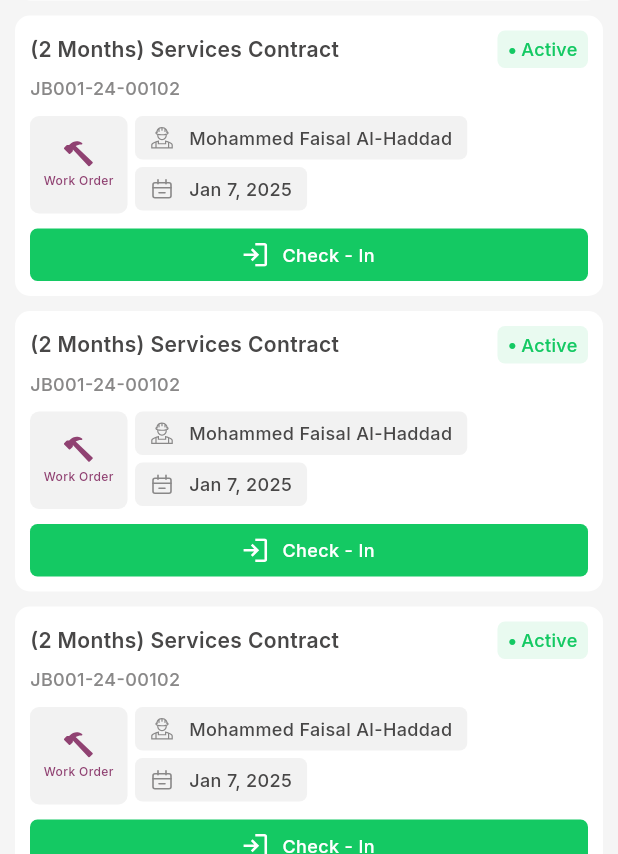
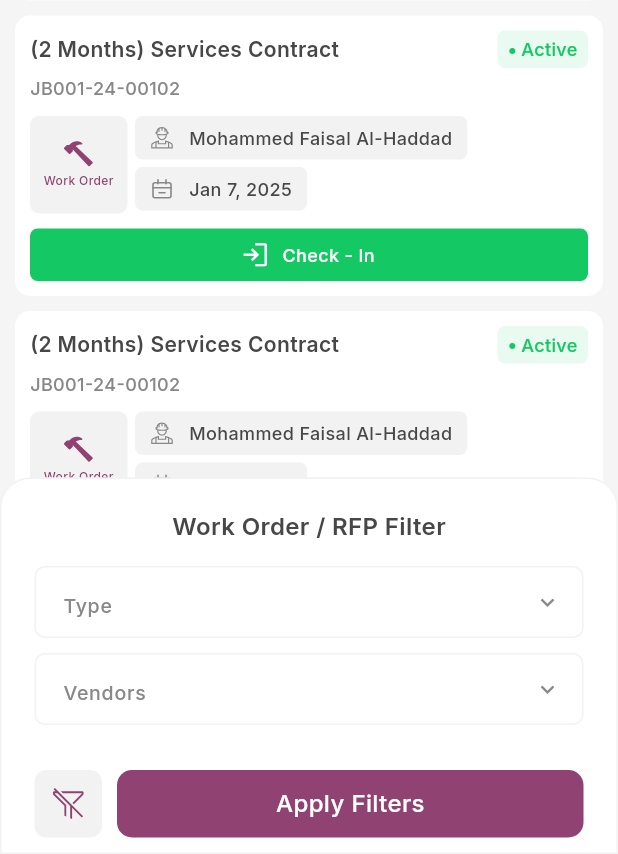
Before and after one commit to Hibba-Syed/VISITORS-MOBILE_pull, a Flutter app: the WorkOrderRfpScreen screen opened directly, after a tap on an icon or button, on a phone screen of 412 x 824 dp, the part 382-1236 px from its top. Run offline on Flutter 3.47's test engine with Material 3 defaults, Android fonts, the phone set to English and light mode, and no system bars; drawn by our look-alikes of auto_size_text, dropdown_search; our stand-ins replace bloc, camera, flutter_bloc, flutter_svg, gap, google_fonts and 5 more; missing offline and left inert: google_ml_kit, remove_emoji_input_formatter; accounts and stored records are empty; network calls fail; statements that could not run were skipped.

Commit message:
filters of work order and  services

```diff
--- a/lib/view/Common Screens/check ins/check_in_screen.dart
+++ b/lib/view/Common Screens/check ins/check_in_screen.dart
@@ -64,7 +64,7 @@ class CheckInsScreen extends StatelessWidget {
                    },
                    child: CheckInCardWidget(
                      name: 'MUHAMMAD AHMED MOHAMMED ',
-                     profileImageUrl: "",
+                     profileImageUrl: "https://images.pexels.com/photos/774909/pexels-photo-774909.jpeg?auto=compress&cs=tinysrgb&w=1260&h=750&dpr=2",
                      type: 'Guest',
                      date: DateFormat("MMM dd, yyyy ")
                          .format(DateTime.now()),
@@ -86,7 +86,6 @@ class CheckInsScreen extends StatelessWidget {
   }
   _checkInFilterBottomSheet(context) {
     showModalBottomSheet(
-      //isScrollControlled: true,
       context: context,
       barrierColor: Colors.transparent,
       builder: (context) {
--- a/lib/view/Common Screens/check ins/componants/check_in_card_widget.dart
+++ b/lib/view/Common Screens/check ins/componants/check_in_card_widget.dart
@@ -73,7 +73,8 @@ class CheckInCardWidget extends StatelessWidget {
                                   if (loadingProgress == null) {
                                     return child;
                                   }
-                                  return Container(
+                                  return
+                                    Container(
                                     color: AppColors.gray,
                                   );
                                 },
--- a/lib/view/Common Screens/check ins/componants/check_in_filter_bottom_sheet.dart
+++ b/lib/view/Common Screens/check ins/componants/check_in_filter_bottom_sheet.dart
@@ -75,7 +75,7 @@ class _CheckInFilterBottomSheetState extends State<CheckInFilterBottomSheet> {
                 compareFn: (p0, p1) => p0 == p1,
                 items:typeList,
                 onChanged: (value) {
-                  selectedRang = value;
+                  selectedType = value;
                 }),
             const Gap(10),
             SingleSelectedDropdownWidget<String>(
--- a/lib/view/Common Screens/directory/directory_screen.dart
+++ b/lib/view/Common Screens/directory/directory_screen.dart
@@ -28,7 +28,7 @@ class _DirectoryScreenState extends State<DirectoryScreen> {
                 hint: "Select Unit",
                 fillColor: AppColors.white,
                 selectedItem: selectedUnit,
-                itemAsString: (type) => type ?? "--",
+                itemAsString: (type) => type ,
                 compareFn: (p0, p1) => p0 == p1,
                 items: ['1','2','3','4'],
                 onChanged: (value) {
--- /dev/null
+++ b/lib/view/Common Screens/work order/components/work_order_filter_bottom_sheet.dart
@@ -0,0 +1,77 @@
+import 'package:flutter/material.dart';
+import 'package:gap/gap.dart' show Gap;
+import 'package:visitors/resource/constants/app_colors.dart';
+import 'package:visitors/resource/styles/styles.dart';
+import 'package:visitors/view/widgets/button/filter_button_widget.dart';
+import 'package:visitors/view/widgets/heading_widget.dart';
+import 'package:visitors/view/widgets/single_selected_dropdown_widget.dart';
+
+class WorkOrderFilterBottomSheet extends StatefulWidget {
+  const WorkOrderFilterBottomSheet({super.key});
+
+  @override
+  State<WorkOrderFilterBottomSheet> createState() =>
+      _WorkOrderFilterBottomSheetState();
+}
+
+class _WorkOrderFilterBottomSheetState extends State<WorkOrderFilterBottomSheet> {
+  String? selectedType;
+  String? selectedVendor;
+
+
+  final List<String> typeList = ['RFPs', 'Work Orders',];
+  @override
+  Widget build(BuildContext context) {
+    return SafeArea(
+      child: Container(
+        padding: const EdgeInsets.symmetric(horizontal: 22, vertical: 10.0),
+        decoration: BoxDecoration(
+            color: AppColors.white,
+            borderRadius: const BorderRadius.only(
+              topLeft: Radius.circular(20), topRight: Radius.circular(20),
+            ),
+            border: Border.all(color: AppColors.gray)
+        ),
+        child: SingleChildScrollView(
+            child: Column(
+              crossAxisAlignment: CrossAxisAlignment.start,
+              children: [
+                const Gap(10),
+                const Align(
+                  alignment: Alignment.center,
+                  child: HeadingWidget(
+                      heading: 'Work Order / RFP Filter',
+                      style: AppTextStyles.style16black600),
+                ),
+                const Gap(15),
+                SingleSelectedDropdownWidget<String>(
+                    hint: "Type",
+                    fillColor: AppColors.white,
+                    selectedItem: selectedType,
+                    itemAsString: (type) => type,
+                    compareFn: (p0, p1) => p0 == p1,
+                    items:typeList,
+                    onChanged: (value) {
+                      selectedType = value;
+                    }),
+                const Gap(10),
+                SingleSelectedDropdownWidget<String>(
+                    hint: "Vendors",
+                    fillColor: AppColors.white,
+                    selectedItem: selectedVendor,
+                    itemAsString: (type) => type,
+                    compareFn: (p0, p1) => p0 == p1,
+                    items: ['A','B','C'],
+                    onChanged: (value) {
+                      selectedVendor = value;
+                    }),
+                const Gap(30),
+                FilterButtonWidget(
+                  applyOnPressed: () {  },
+                  clearOnPressed: () {  },),
+              ],
+            )),
+      ),
+    );
+  }
+}
--- a/lib/view/Common Screens/work order/work_order_rfp_screen.dart
+++ b/lib/view/Common Screens/work order/work_order_rfp_screen.dart
@@ -2,6 +2,7 @@ import 'package:flutter/material.dart';
 import 'package:gap/gap.dart';
 import 'package:visitors/resource/constants/app_constants.dart';
 import 'package:visitors/utils/routes/app_routes.dart';
+import 'package:visitors/view/Common%20Screens/work%20order/components/work_order_filter_bottom_sheet.dart';
 import 'package:visitors/view/Common%20Screens/work%20order/components/work_order_rfp_card_widget.dart';
 import '../../widgets/Filter/filter_widget.dart';
 import '../../widgets/text field/search_text_field.dart';
@@ -32,6 +33,7 @@ class _WorkOrderRfpScreenState extends State<WorkOrderRfpScreen> {
                   const Gap(6),
                   FilterContainerWidget(
                     onPressed: () {
+                      _workOrderFilterBottomSheet(context);
                     },
                   )
                 ],
@@ -68,4 +70,13 @@ class _WorkOrderRfpScreenState extends State<WorkOrderRfpScreen> {
       ),
     );
   }
+  _workOrderFilterBottomSheet(context) {
+    showModalBottomSheet(
+      context: context,
+      barrierColor: Colors.transparent,
+      builder: (context) {
+        return const WorkOrderFilterBottomSheet();
+      },
+    );
+  }
 }
--- a/lib/view/Mobile Screens/dashboard/mobile_dashboard_screen.dart
+++ b/lib/view/Mobile Screens/dashboard/mobile_dashboard_screen.dart
@@ -228,7 +228,7 @@ class MobileDashboardScreen extends StatelessWidget {
                 itemBuilder: (context, index) {
                   return CheckInCardWidget(
                     name: 'MUHAMMAD AHMED MOHAMMED ',
-                    profileImageUrl: "",
+                    profileImageUrl: "https://images.pexels.com/photos/774909/pexels-photo-774909.jpeg?auto=compress&cs=tinysrgb&w=1260&h=750&dpr=2",
                     type: 'Guest',
                     date: DateFormat("MMM dd, yyyy ")
                         .format(DateTime.now()),
--- a/lib/view/widgets/picker/date_range_picker_widget.dart
+++ b/lib/view/widgets/picker/date_range_picker_widget.dart
@@ -34,6 +34,7 @@ class _CustomDateRangePickerWidgetState
       overlayColor: const WidgetStatePropertyAll(Colors.transparent),
       onTap: () async {
         await showDateRangePicker(
+          // barrierColor: AppColors.primary,
             context: context,
             currentDate: DateTime.now(),
             initialDateRange: (selectedDate?.isEmpty ?? true)
```
Also changed, not shown: lib/view/Common Screens/services/all_services_screen.dart (+12 -0 lines), lib/view/Common Screens/services/components/services_filter_bottom_sheet.dart (added, +82 -0 lines), lib/view/Mobile Screens/messages/components/message_card_widget.dart (+3 -15 lines), lib/view/Mobile Screens/messages/message_screen.dart (+4 -3 lines), lib/view/widgets/custom_alert_dialog_box.dart (added, +260 -0 lines), 4 other files.
